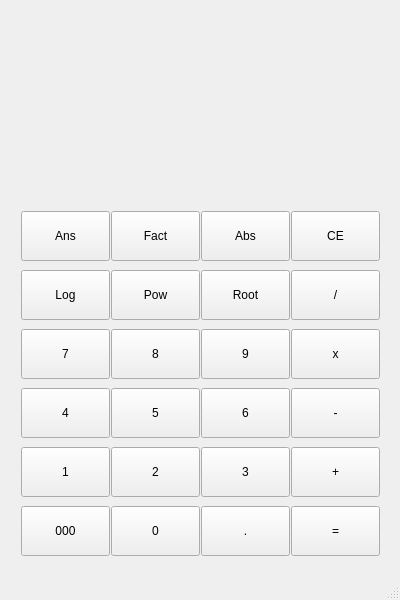
The window that src/Calculator/mainwindow.ui (KovarikJakub/ivs-proj2) describes before a commit, drawn with Qt 5.
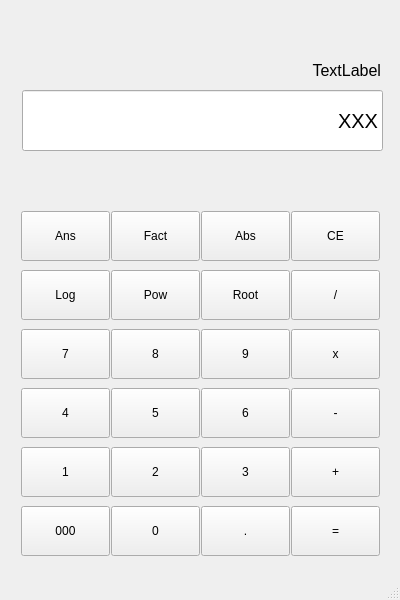
The same window after the commit.

```diff
--- a/src/Calculator/mainwindow.ui
+++ b/src/Calculator/mainwindow.ui
@@ -365,6 +365,51 @@
      </item>
     </layout>
    </widget>
+   <widget class="QLineEdit" name="lineEdit_Display">
+    <property name="geometry">
+     <rect>
+      <x>22</x>
+      <y>90</y>
+      <width>361</width>
+      <height>61</height>
+     </rect>
+    </property>
+    <property name="font">
+     <font>
+      <pointsize>15</pointsize>
+     </font>
+    </property>
+    <property name="text">
+     <string>XXX</string>
+    </property>
+    <property name="alignment">
+     <set>Qt::AlignRight|Qt::AlignTrailing|Qt::AlignVCenter</set>
+    </property>
+   </widget>
+   <widget class="QLabel" name="label_preview">
+    <property name="geometry">
+     <rect>
+      <x>100</x>
+      <y>60</y>
+      <width>281</width>
+      <height>20</height>
+     </rect>
+    </property>
+    <property name="font">
+     <font>
+      <pointsize>12</pointsize>
+     </font>
+    </property>
+    <property name="layoutDirection">
+     <enum>Qt::LeftToRight</enum>
+    </property>
+    <property name="text">
+     <string>TextLabel</string>
+    </property>
+    <property name="alignment">
+     <set>Qt::AlignRight|Qt::AlignTrailing|Qt::AlignVCenter</set>
+    </property>
+   </widget>
   </widget>
   <widget class="QMenuBar" name="menubar">
    <property name="geometry">
```
Left out of the diff: 26 changed lines with no effect on the pictures.
